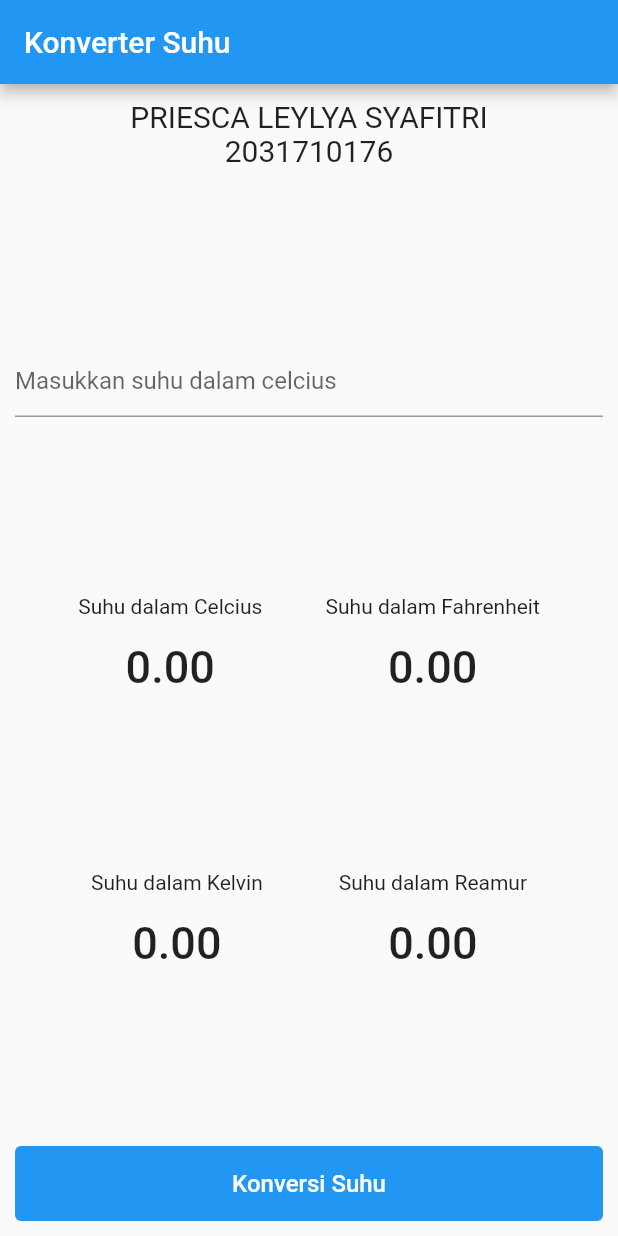
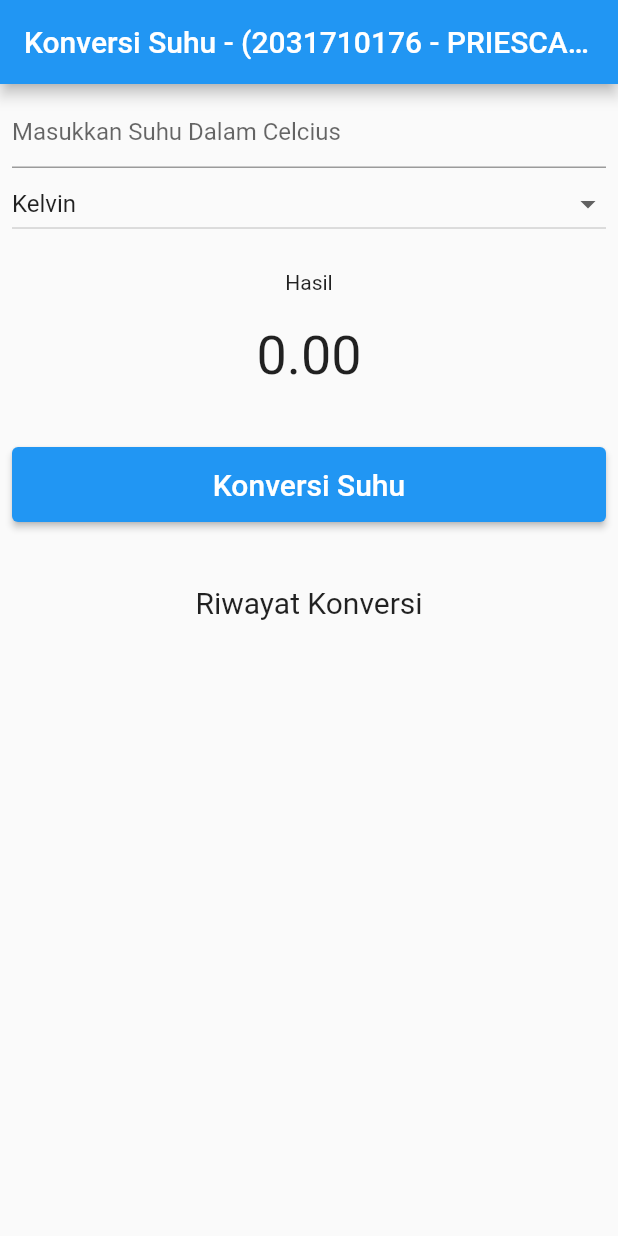
Before and after one commit to PriescaLeylya/04-konversi-suhu-map-flutter, a Flutter app: the screen it shows after launch, after a tap on "Konversi Suhu", on a phone screen of 412 x 824 dp. Run offline on Flutter 3.47's test engine with Material 2 defaults, Android fonts, the phone set to English and light mode, and no system bars.

Commit message:
PRATIKUM 4

```diff
--- a/lib/main.dart
+++ b/lib/main.dart
@@ -1,19 +1,107 @@
 import 'package:flutter/material.dart';
-import 'package:minggu3/layout/home_page.dart';
+import 'package:flutter/services.dart';
+import 'package:minggu3/widget/dropdown.dart';
+import 'package:minggu3/widget/input.dart';
+import 'package:minggu3/widget/konversi.dart';
+import 'package:minggu3/widget/result.dart';
+import 'package:minggu3/widget/riwayat.dart';
 
 void main() {
-  runApp(const MyApp());
+  runApp(MyApp());
 }
 
-class MyApp extends StatelessWidget {
-  const MyApp({Key? key}) : super(key: key);
-
+class MyApp extends StatefulWidget {
   // This widget is the root of your application.
   @override
+  _MyAppState createState() => _MyAppState();
+}
+
+class _MyAppState extends State<MyApp> {
+  TextEditingController etInput = TextEditingController();
+
+  // Dynamic variable
+  double _inputUser = 0;
+  double _kelvin = 0;
+  double _reamur = 0;
+  double _result = 0;
+  String _selectedDropdown = "Kelvin";
+  final _listSatuanSuhu = ["Kelvin", "Reamur"];
+
+  List<String> listHasil = [];
+
+  _onChangeDropdown(String value) {
+    setState(() {
+      _selectedDropdown = value;
+    });
+  }
+
+  void _konversi() {
+    setState(() {
+      if (etInput.text.isNotEmpty) {
+        _inputUser = double.parse(etInput.text);
+        switch (_selectedDropdown) {
+          case "Kelvin":
+            _result = _inputUser + 273;
+            listHasil.add("Kelvin : $_result");
+            break;
+          case "Reamur":
+            _result = _inputUser * 4 / 5;
+            listHasil.add("Reamur : $_result");
+            break;
+          default:
+        }
+      }
+    });
+  }
+
+  @override
   Widget build(BuildContext context) {
-    return const MaterialApp(
+    return MaterialApp(
       debugShowCheckedModeBanner: false,
-      home: HomePage(),
+      title: 'Flutter Demo',
+      theme: ThemeData(
+        primarySwatch: Colors.blue,
+        visualDensity: VisualDensity.adaptivePlatformDensity,
+      ),
+      home: Scaffold(
+        appBar: AppBar(
+          title: Text('Konversi Suhu - (2031710176 - PRIESCA LEYLYA SYAFITRI)'),
+        ),
+        body: Container(
+          margin: EdgeInsets.all(8),
+          child: Column(
+            children: [
+              InputSuhu(etInput: etInput),
+              Dropdown(
+                  selectedDropdown: _selectedDropdown,
+                  listSatuanSuhu: _listSatuanSuhu,
+                  onChangedDropdown: _onChangeDropdown),
+              Container(
+                margin: EdgeInsets.only(top: 20, bottom: 20),
+                child: Row(
+                  mainAxisAlignment: MainAxisAlignment.spaceAround,
+                  children: [
+                    Result(
+                      result: _result,
+                    ),
+                  ],
+                ),
+              ),
+              Convert(
+                konversi: _konversi,
+              ),
+              Container(
+                margin: EdgeInsets.only(top: 10, bottom: 10),
+                child: Text(
+                  "Riwayat Konversi",
+                  style: TextStyle(fontSize: 20),
+                ),
+              ),
+              RiwayatKonversi(listHasil: listHasil),
+            ],
+          ),
+        ),
+      ),
     );
   }
 }
--- /dev/null
+++ b/lib/widget/dropdown.dart
@@ -0,0 +1,30 @@
+import 'package:flutter/material.dart';
+
+class Dropdown extends StatelessWidget {
+  const Dropdown({
+    Key? key,
+    required this.selectedDropdown,
+    required this.listSatuanSuhu,
+    required this.onChangedDropdown,
+  }) : super(key: key);
+
+  final String selectedDropdown;
+  final List<String> listSatuanSuhu;
+  final Function onChangedDropdown;
+
+  @override
+  Widget build(BuildContext context) {
+    return DropdownButton(
+        value: selectedDropdown,
+        isExpanded: true,
+        items: listSatuanSuhu.map((String value) {
+          return DropdownMenuItem<String>(
+            child: Text(value),
+            value: value,
+          );
+        }).toList(),
+        onChanged: (value) {
+          onChangedDropdown(value);
+        });
+  }
+}
--- a/lib/widget/identity_widget.dart
+++ /dev/null
@@ -1,29 +0,0 @@
-import 'package:flutter/material.dart';
-
-class IdentityWidget extends StatelessWidget {
-  const IdentityWidget({
-    Key? key,
-  }) : super(key: key);
-
-  @override
-  Widget build(BuildContext context) {
-    return Column(
-      children: const [
-        Text(
-          'PRIESCA LEYLYA SYAFITRI',
-          style: TextStyle(
-            fontWeight: FontWeight.w400,
-            fontSize: 20,
-          ),
-        ),
-        Text(
-          '2031710176',
-          style: TextStyle(
-            fontWeight: FontWeight.w400,
-            fontSize: 20,
-          ),
-        ),
-      ],
-    );
-  }
-}
--- /dev/null
+++ b/lib/widget/input.dart
@@ -0,0 +1,23 @@
+import 'package:flutter/material.dart';
+import 'package:flutter/services.dart';
+
+class InputSuhu extends StatelessWidget {
+  const InputSuhu({
+    Key? key,
+    required this.etInput,
+  }) : super(key: key);
+
+  final TextEditingController etInput;
+
+  @override
+  Widget build(BuildContext context) {
+    return TextFormField(
+      controller: etInput,
+      decoration: InputDecoration(hintText: 'Masukkan Suhu Dalam Celcius'),
+      keyboardType: TextInputType.number,
+      inputFormatters: <TextInputFormatter>[
+        FilteringTextInputFormatter.digitsOnly
+      ],
+    );
+  }
+}
--- a/lib/widget/input_widget.dart
+++ /dev/null
@@ -1,22 +0,0 @@
-import 'package:flutter/material.dart';
-
-class InputWidget extends StatelessWidget {
-  const InputWidget({
-    Key? key,
-    required TextEditingController inputUser,
-  })  : _inputUser = inputUser,
-        super(key: key);
-
-  final TextEditingController _inputUser;
-
-  @override
-  Widget build(BuildContext context) {
-    return TextFormField(
-      controller: _inputUser,
-      keyboardType: TextInputType.number,
-      decoration: const InputDecoration(
-        hintText: 'Masukkan suhu dalam celcius',
-      ),
-    );
-  }
-}
--- /dev/null
+++ b/lib/widget/konversi.dart
@@ -0,0 +1,27 @@
+import 'package:flutter/material.dart';
+import 'package:flutter/services.dart';
+
+class Convert extends StatelessWidget {
+  const Convert({Key? key, required this.konversi}) : super(key: key);
+
+  final Function konversi;
+
+  @override
+  Widget build(BuildContext context) {
+    return Container(
+      margin: EdgeInsets.only(bottom: 32),
+      child: ElevatedButton(
+        onPressed: () {
+          konversi();
+        },
+        child: Text(
+          'Konversi Suhu',
+          style: TextStyle(fontSize: 20),
+        ),
+        style: ElevatedButton.styleFrom(
+          minimumSize: Size(double.infinity, 50),
+        ),
+      ),
+    );
+  }
+}
--- /dev/null
+++ b/lib/widget/result.dart
@@ -0,0 +1,27 @@
+import 'package:flutter/material.dart';
+
+class Result extends StatelessWidget {
+  const Result({
+    Key? key,
+    required this.result,
+  }) : super(key: key);
+
+  final double result;
+
+  @override
+  Widget build(BuildContext context) {
+    return Expanded(
+        child: Column(
+      children: [
+        Text("Hasil"),
+        Container(
+          margin: EdgeInsets.only(top: 20, bottom: 20),
+          child: Text(
+            result.toStringAsFixed(2),
+            style: TextStyle(fontSize: 36),
+          ),
+        ),
+      ],
+    ));
+  }
+}
--- a/lib/widget/result_celcius_farenheit.dart
+++ /dev/null
@@ -1,49 +0,0 @@
-import 'package:flutter/material.dart';
-
-class ResultCelciusFahrenheit extends StatelessWidget {
-  const ResultCelciusFahrenheit({
-    Key? key,
-    required double celcius,
-    required double fahrenheit,
-  })  : _celcius = celcius,
-        _fahrenheit = fahrenheit,
-        super(key: key);
-
-  final double _celcius;
-  final double _fahrenheit;
-
-  @override
-  Widget build(BuildContext context) {
-    return Row(
-      mainAxisAlignment: MainAxisAlignment.spaceEvenly,
-      children: [
-        Column(
-          children: [
-            const Text('Suhu dalam Celcius'),
-            const SizedBox(height: 15),
-            Text(
-              '' + _celcius.toStringAsFixed(2),
-              style: const TextStyle(
-                fontSize: 30,
-                fontWeight: FontWeight.w500,
-              ),
-            ),
-          ],
-        ),
-        Column(
-          children: [
-            const Text('Suhu dalam Fahrenheit'),
-            const SizedBox(height: 15),
-            Text(
-              '' + _fahrenheit.toStringAsFixed(2),
-              style: const TextStyle(
-                fontSize: 30,
-                fontWeight: FontWeight.w500,
-              ),
-            ),
-          ],
-        ),
-      ],
-    );
-  }
-}
--- a/lib/widget/result_kelvin_reamur.dart
+++ /dev/null
@@ -1,49 +0,0 @@
-import 'package:flutter/material.dart';
-
-class ResultKelvinReamur extends StatelessWidget {
-  const ResultKelvinReamur({
-    Key? key,
-    required double kelvin,
-    required double reamur,
-  })  : _kelvin = kelvin,
-        _reamur = reamur,
-        super(key: key);
-
-  final double _kelvin;
-  final double _reamur;
-
-  @override
-  Widget build(BuildContext context) {
-    return Row(
-      mainAxisAlignment: MainAxisAlignment.spaceEvenly,
-      children: [
-        Column(
-          children: [
-            const Text('Suhu dalam Kelvin'),
-            const SizedBox(height: 15),
-            Text(
-              '' + _kelvin.toStringAsFixed(2),
-              style: const TextStyle(
-                fontSize: 30,
-                fontWeight: FontWeight.w500,
-              ),
-            ),
-          ],
-        ),
-        Column(
-          children: [
-            const Text('Suhu dalam Reamur'),
-            const SizedBox(height: 15),
-            Text(
-              '' + _reamur.toStringAsFixed(2),
-              style: const TextStyle(
-                fontSize: 30,
-                fontWeight: FontWeight.w500,
-              ),
-            ),
-          ],
-        ),
-      ],
-    );
-  }
-}
--- /dev/null
+++ b/lib/widget/riwayat.dart
@@ -0,0 +1,27 @@
+import 'package:flutter/material.dart';
+
+class RiwayatKonversi extends StatelessWidget {
+  const RiwayatKonversi({
+    Key? key,
+    required this.listHasil,
+  }) : super(key: key);
+
+  final List<String> listHasil;
+
+  @override
+  Widget build(BuildContext context) {
+    return Expanded(
+      child: ListView(
+        children: listHasil.map((String value) {
+          return Container(
+            margin: EdgeInsets.all(10),
+            child: Text(
+              value,
+              style: TextStyle(fontSize: 18,),
+            ),
+          );
+        }).toList(),
+      ),
+    );
+  }
+}
```
